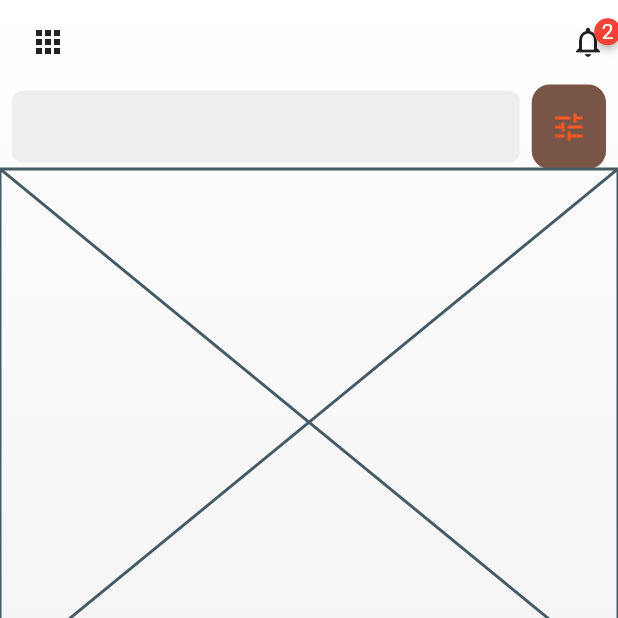
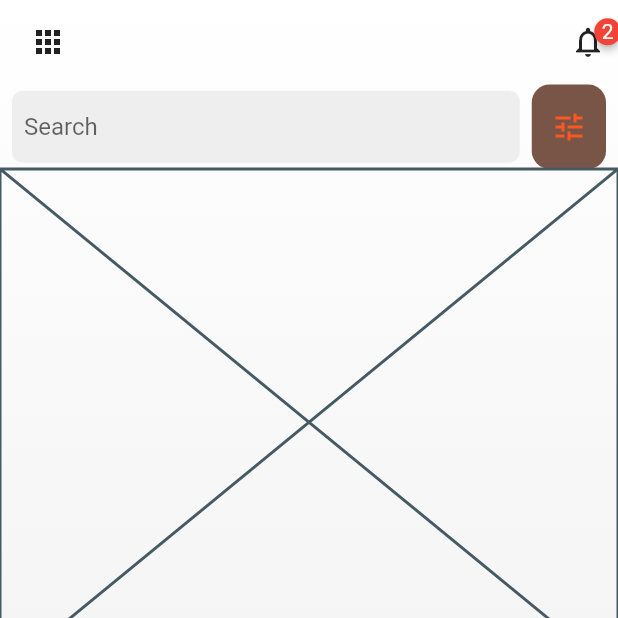
Before and after one commit to JAICHANGPARK/flutter_notebook_11th_story, a Flutter app: the screen it shows after launch, on a phone screen of 412 x 824 dp, the top half of it. Run offline on Flutter 3.47's test engine with Material 2 defaults, Android fonts, the phone set to English and light mode, and no system bars; drawn by our look-alikes of badges; our stand-ins replace backdrop, flutter_inner_drawer, flutter_slidable, flutter_swiper, google_fonts.

Commit message:
Update real_estate_home_page.dart

```diff
--- a/lib/ep731_real_estate_app/ui/real_estate_home_page.dart
+++ b/lib/ep731_real_estate_app/ui/real_estate_home_page.dart
@@ -120,10 +120,14 @@ class _RealEstateHomePageState extends State<RealEstateHomePage> {
                                 color: Colors.grey[200]!,
                                 borderRadius: BorderRadius.circular(7),
                               ),
+                              padding: EdgeInsets.symmetric(horizontal: 8),
                               child: TextField(
                                 controller: _textEditingController,
                                 decoration: InputDecoration(
-                                  border: InputBorder.none
+                                  border: InputBorder.none,
+                                  hintText: "Search",
+
+
                                 ),
                               ),
                             ),
```
